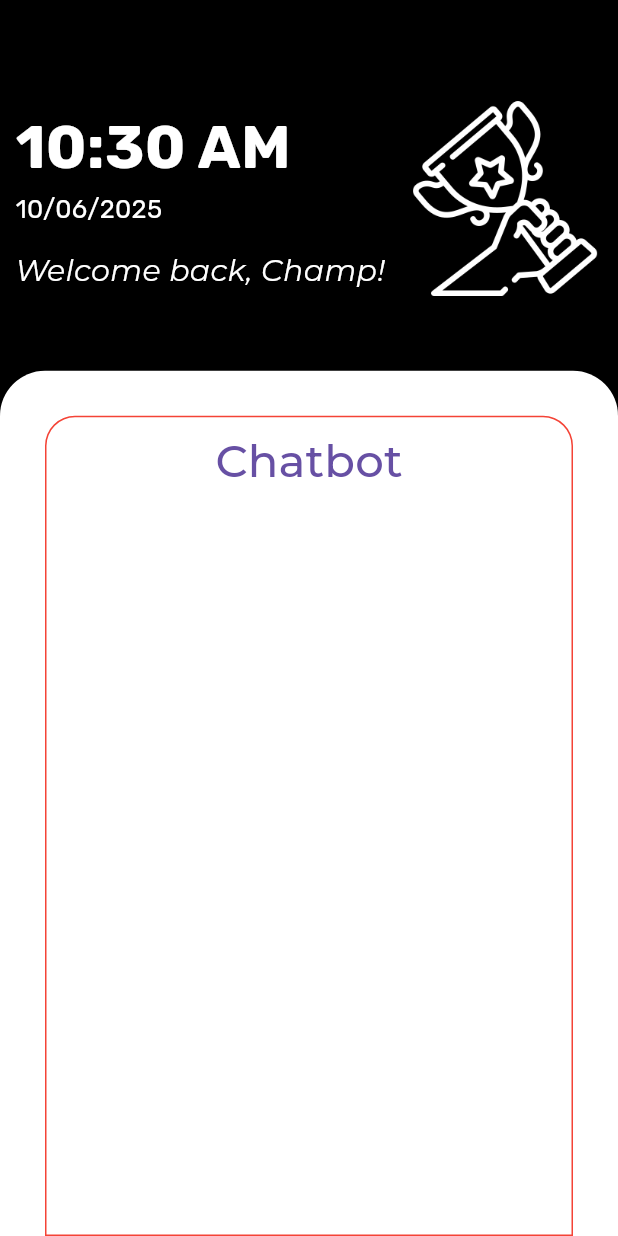
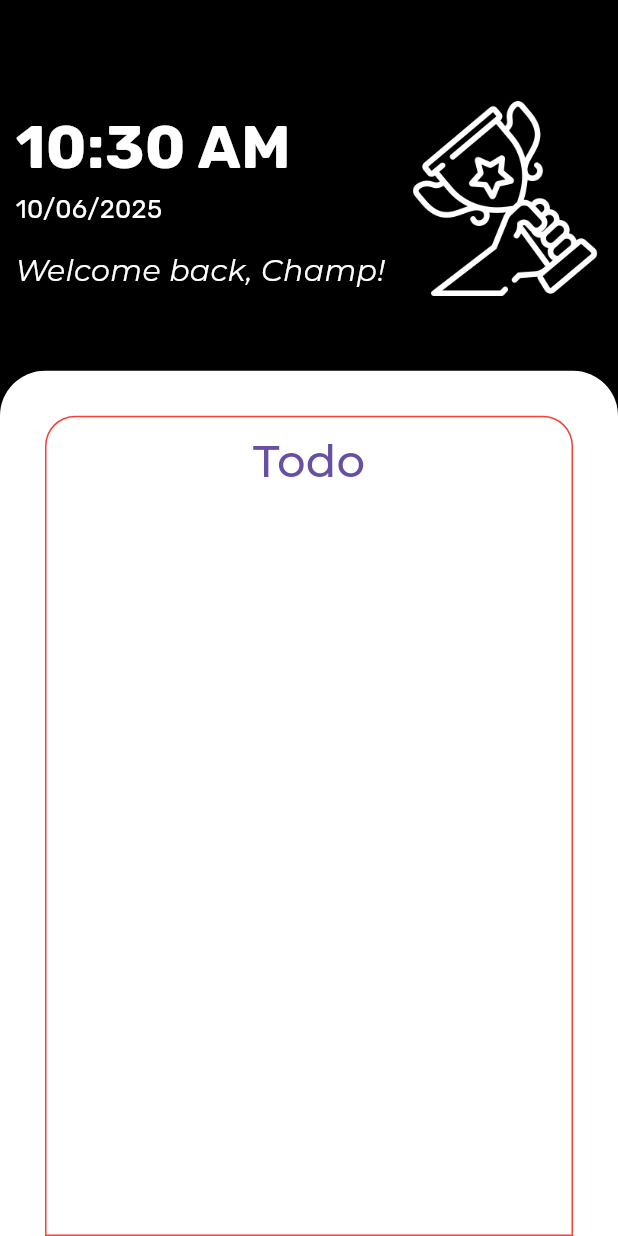
Before and after one commit to sahilsinnarkar/hey_champ, a Flutter app: the screen it shows once a user with an empty profile is signed in, on a phone screen of 412 x 824 dp. Run offline on Flutter 3.47's test engine with Material 3 defaults, Android fonts, the phone set to English and light mode, and no system bars; our stand-ins replace firebase_auth, firebase_core, fl_chart, flutter_dotenv, flutter_local_notifications, go_router and 8 more; accounts and stored records are empty; network calls fail.

Commit message:
Todo feature

```diff
--- a/lib/features/home/presentation/home_screen.dart
+++ b/lib/features/home/presentation/home_screen.dart
@@ -138,10 +138,10 @@ class _HomeScreenState extends State<HomeScreen> {
                     children: [
                       TextButton(
                         onPressed: () {
-                          router.push('/chatbot-screen');
+                          router.push('/todo-screen');
                         },
                         child: Text(
-                          "Chatbot",
+                          "Todo",
                           style: TextStyle(
                             fontSize: 30,
                           ),
--- /dev/null
+++ b/lib/features/todo/application/todo_controller.dart
@@ -0,0 +1,33 @@
+import 'package:flutter/material.dart';
+import 'package:hey_champ_app/features/todo/application/todo_model.dart';
+import 'package:hive/hive.dart';
+
+class TodoController with ChangeNotifier {
+  late Box<Todo> _todoBox;
+
+  TodoController() {
+    _todoBox = Hive.box<Todo>('todos');
+  }
+
+  List<Todo> get todos => _todoBox.values.toList();
+
+  void addTodo(String title) {
+    final newTodo = Todo(id: UniqueKey().toString(), title: title);
+    _todoBox.put(newTodo.id, newTodo);
+    notifyListeners();
+  }
+
+  void toggleTodoStatus(String id) {
+    final todo = _todoBox.get(id);
+    if (todo != null) {
+      todo.isDone = !todo.isDone;
+      todo.save();
+      notifyListeners();
+    }
+  }
+
+  void deleteTodo(String id) {
+    _todoBox.delete(id);
+    notifyListeners();
+  }
+}
--- /dev/null
+++ b/lib/features/todo/application/todo_model.dart
@@ -0,0 +1,21 @@
+import 'package:hive/hive.dart';
+
+part 'todo_model.g.dart';
+
+@HiveType(typeId: 3)
+class Todo extends HiveObject {
+  @HiveField(0)
+  String id;
+
+  @HiveField(1)
+  String title;
+
+  @HiveField(2)
+  bool isDone;
+
+  Todo({
+    required this.id,
+    required this.title,
+    this.isDone = false,
+  });
+}
--- a/lib/routes/app_routes.dart
+++ b/lib/routes/app_routes.dart
@@ -13,6 +13,7 @@ import 'package:hey_champ_app/features/study_session/application/subject_model.d
 import 'package:hey_champ_app/features/study_session/presentation/add_edit_subject_screen.dart';
 import 'package:hey_champ_app/features/study_session/presentation/subject_detail_screen.dart';
 import 'package:hey_champ_app/features/study_session/presentation/subject_list_screen.dart';
+import 'package:hey_champ_app/features/todo/presentation/todo_screen.dart';
 
 final router = GoRouter(
   initialLocation: '/signin',
@@ -82,6 +83,11 @@ final router = GoRouter(
       name: 'chatbot-screen',
       builder: (context, state) => ChatbotScreen(),
     ),
+    GoRoute(
+      path: '/todo-screen',
+      name: 'todo-screen',
+      builder: (context, state) => TodoScreen(),
+    ),
   ],
 );
 
```
Also changed, not shown: lib/features/todo/presentation/todo_screen.dart (added, +84 -0 lines), lib/main.dart (+20 -4 lines), lib/features/todo/application/todo_model.g.dart (added).
